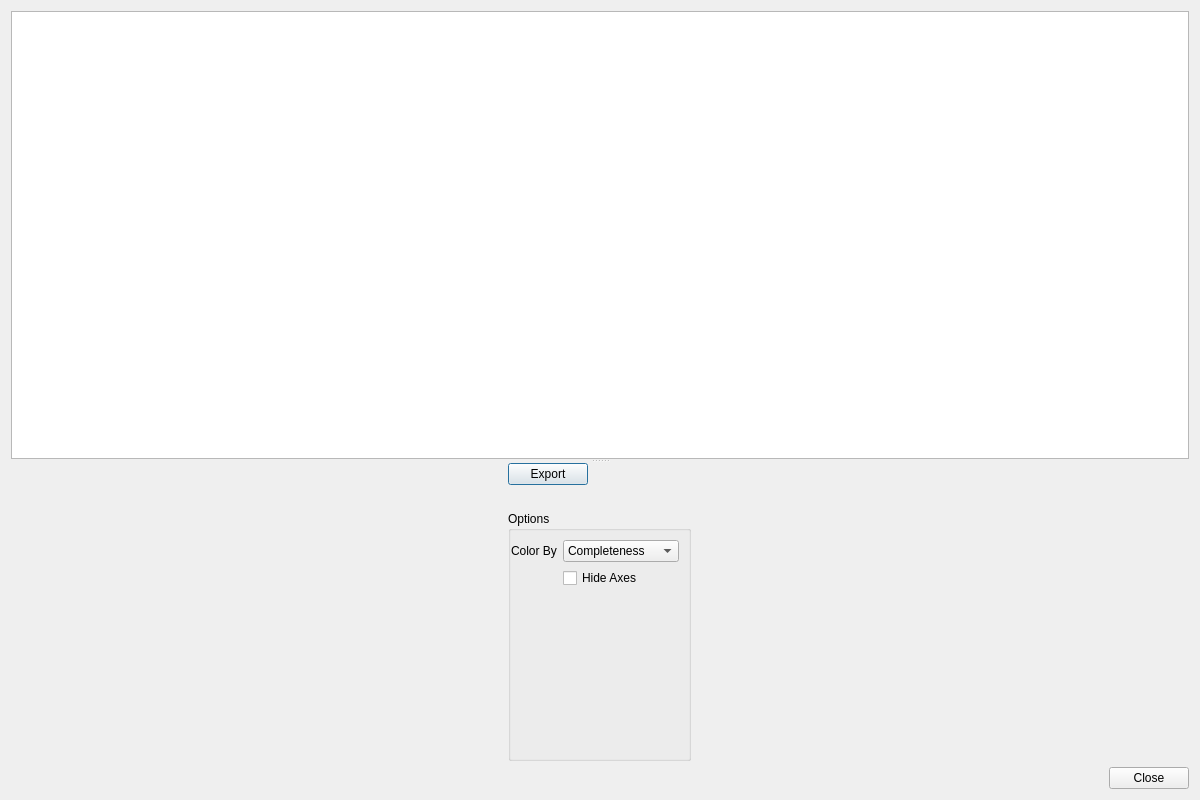
This is hexrd/ui/resources/ui/fit_grains_results_dialog.ui in HEXRD/hexrdgui as Qt 5 draws it before an edit. The edited form follows.
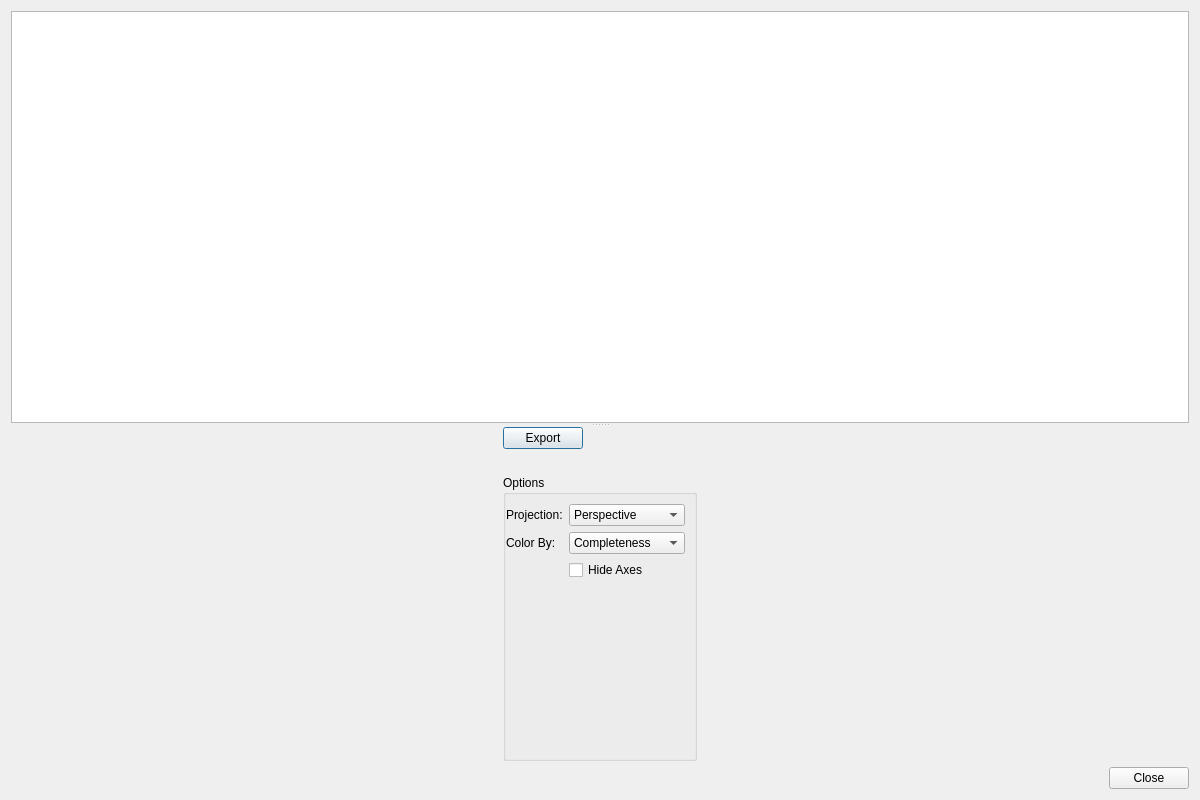
This is the edited form.

Commit message:
Add ability to select projection type
The projection type options are perspective and orthographic.

Diff of the .ui file:
```diff
--- a/hexrd/ui/resources/ui/fit_grains_results_dialog.ui
+++ b/hexrd/ui/resources/ui/fit_grains_results_dialog.ui
@@ -130,14 +130,14 @@
              <property name="bottomMargin">
               <number>0</number>
              </property>
-             <item row="0" column="0">
+             <item row="1" column="0">
               <widget class="QLabel" name="plot_color_label">
                <property name="text">
-                <string>Color By</string>
+                <string>Color By:</string>
                </property>
               </widget>
              </item>
-             <item row="0" column="1">
+             <item row="1" column="1">
               <widget class="QComboBox" name="plot_color_option">
                <item>
                 <property name="text">
@@ -181,13 +181,34 @@
                </item>
               </widget>
              </item>
-             <item row="1" column="1">
+             <item row="2" column="1">
               <widget class="QCheckBox" name="hide_axes">
                <property name="text">
                 <string>Hide Axes</string>
                </property>
               </widget>
              </item>
+             <item row="0" column="0">
+              <widget class="QLabel" name="projection_label">
+               <property name="text">
+                <string>Projection:</string>
+               </property>
+              </widget>
+             </item>
+             <item row="0" column="1">
+              <widget class="QComboBox" name="projection">
+               <item>
+                <property name="text">
+                 <string>Perspective</string>
+                </property>
+               </item>
+               <item>
+                <property name="text">
+                 <string>Orthographic</string>
+                </property>
+               </item>
+              </widget>
+             </item>
             </layout>
            </widget>
           </item>
```
Left out of the diff: 7 changed lines with no effect on the pictures. The commit also changes 1 other file.
